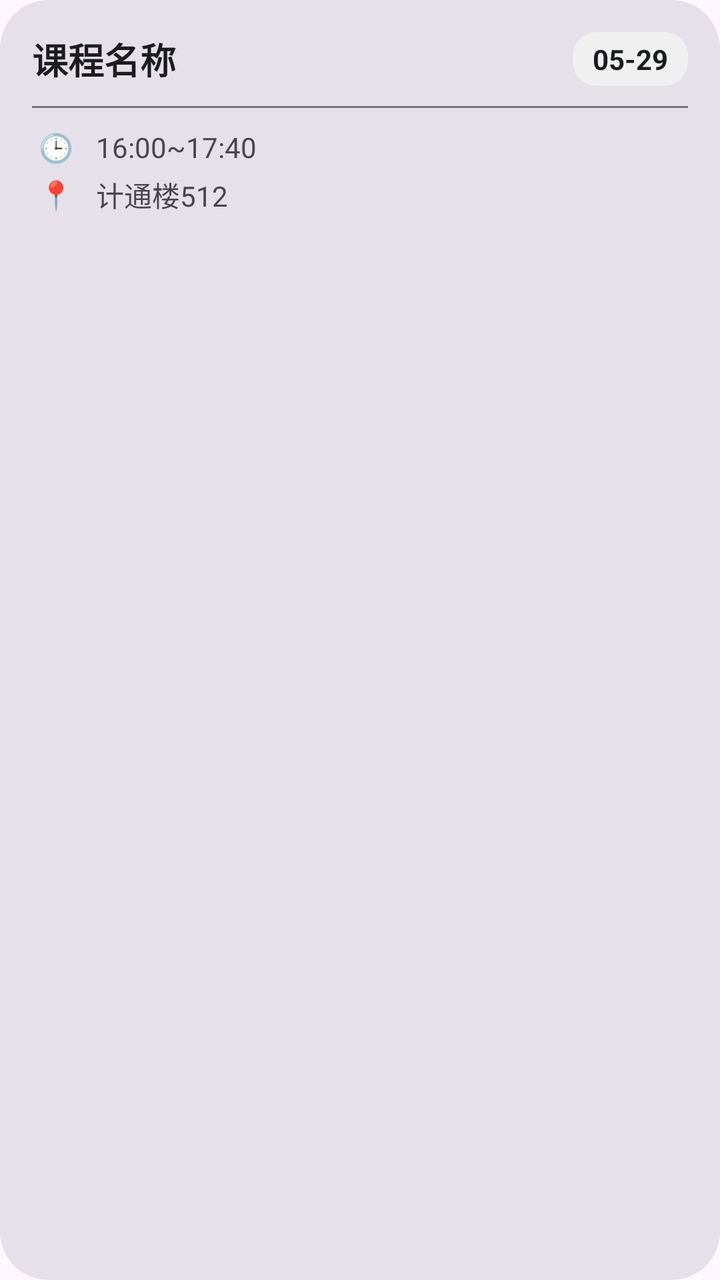
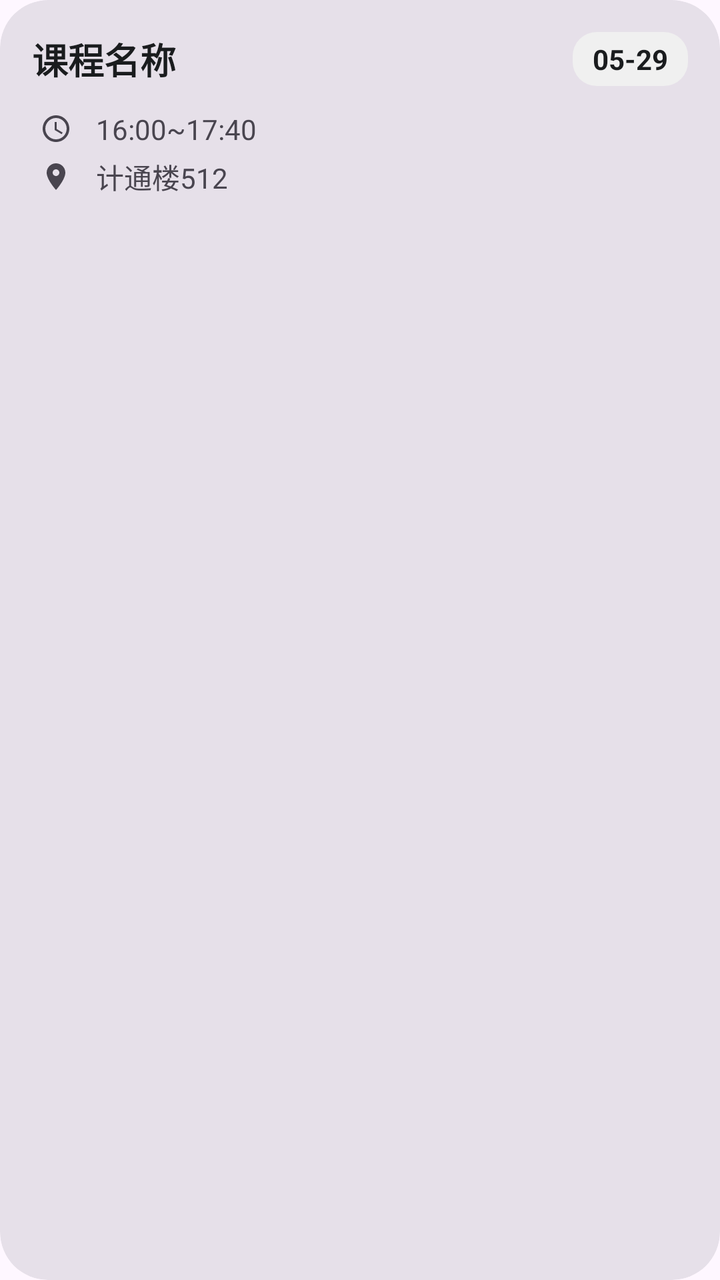

Screens rendered from an Android XML layout before and after an edit, with the pre-edit source and the edit as a unified diff.
<!-- AndroidManifest.xml: application theme Theme.MyApplication -->
<!-- res/layout/item_exam_card.xml -->
<?xml version="1.0" encoding="utf-8"?>
<com.google.android.material.card.MaterialCardView xmlns:android="http://schemas.android.com/apk/res/android"
    xmlns:app="http://schemas.android.com/apk/res-auto"
    style="@style/Widget.MyApplication.SettingsCard"
    android:layout_width="match_parent"
    android:layout_height="wrap_content"
    android:layout_marginBottom="12dp"
    android:clickable="true"
    android:focusable="true"
    android:foreground="?attr/selectableItemBackground">

    <LinearLayout
        android:layout_width="match_parent"
        android:layout_height="wrap_content"
        android:orientation="vertical"
        android:padding="16dp">

        
        <LinearLayout
            android:layout_width="match_parent"
            android:layout_height="wrap_content"
            android:gravity="center_vertical"
            android:orientation="horizontal">

            <TextView
                android:id="@+id/tvCourseName"
                android:layout_width="0dp"
                android:layout_height="wrap_content"
                android:layout_weight="1"
                android:text="课程名称"
                android:textSize="18sp"
                android:textStyle="bold"
                android:textColor="?attr/colorOnSurface" />

            <LinearLayout
                android:layout_width="wrap_content"
                android:layout_height="wrap_content"
                android:gravity="center"
                android:orientation="vertical">

                <TextView
                    android:id="@+id/tvExamDate"
                    android:layout_width="wrap_content"
                    android:layout_height="wrap_content"
                    android:background="@drawable/bg_exam_date"
                    android:paddingHorizontal="10dp"
                    android:paddingVertical="4dp"
                    android:text="05-29"
                    android:textColor="?attr/colorOnSurface"
                    android:textSize="14sp"
                    android:textStyle="bold" />

                <TextView
                    android:id="@+id/tvDaysRemaining"
                    android:layout_width="wrap_content"
                    android:layout_height="wrap_content"
                    android:layout_marginTop="4dp"
                    android:text="剩余 0 天"
                    android:textSize="11sp"
                    android:textStyle="bold"
                    android:visibility="gone" />
            </LinearLayout>
        </LinearLayout>

        
        <View
            android:layout_width="match_parent"
            android:layout_height="1dp"
            android:layout_marginVertical="10dp"
            android:background="?attr/colorOutline" />

        
        <LinearLayout
            android:layout_width="match_parent"
            android:layout_height="wrap_content"
            android:layout_marginBottom="4dp"
            android:gravity="center_vertical"
            android:orientation="horizontal">

            <TextView
                android:layout_width="24dp"
                android:layout_height="wrap_content"
                android:gravity="center"
                android:text="🕒"
                android:textSize="14sp" />

            <TextView
                android:id="@+id/tvExamTime"
                android:layout_width="wrap_content"
                android:layout_height="wrap_content"
                android:layout_marginStart="8dp"
                android:text="16:00~17:40"
                android:textColor="?attr/colorOnSurfaceVariant"
                android:textSize="14sp" />
        </LinearLayout>

        <LinearLayout
            android:layout_width="match_parent"
            android:layout_height="wrap_content"
            android:gravity="center_vertical"
            android:orientation="horizontal">

            <TextView
                android:layout_width="24dp"
                android:layout_height="wrap_content"
                android:gravity="center"
                android:text="📍"
                android:textSize="14sp" />

            <TextView
                android:id="@+id/tvExamLocation"
                android:layout_width="wrap_content"
                android:layout_height="wrap_content"
                android:layout_marginStart="8dp"
                android:text="计通楼512"
                android:textColor="?attr/colorOnSurfaceVariant"
                android:textSize="14sp" />
        </LinearLayout>
    </LinearLayout>

</com.google.android.material.card.MaterialCardView>
<!-- resources referenced by this layout -->
<resources>
  <!-- drawable bg_exam_date (drawable) -->
  <?xml version="1.0" encoding="utf-8"?>
  <shape xmlns:android="http://schemas.android.com/apk/res/android"
      android:shape="rectangle">
      <corners android:radius="12dp" />
      <solid android:color="#F0F0F0" />
  </shape>
  <style name="Widget.MyApplication.SettingsCard" parent="Widget.Material3.CardView.Filled">
          <item name="cardCornerRadius">24dp</item>
          <item name="cardElevation">0dp</item>
      </style>
  <style name="Theme.MyApplication" parent="Theme.Material3.DayNight.NoActionBar">
          <item name="windowActionModeOverlay">true</item>
          <item name="android:windowActionModeOverlay">true</item>
          <item name="android:statusBarColor">@android:color/transparent</item>
          <item name="android:navigationBarColor">@android:color/transparent</item>
          <item name="colorPrimary">@color/brand_primary</item>
          <item name="colorOnPrimary">@color/brand_on_primary</item>
          <item name="colorPrimaryContainer">@color/brand_primary_container</item>
          <item name="colorOnPrimaryContainer">@color/brand_on_primary_container</item>
          <item name="colorSecondary">@color/brand_secondary</item>
          <item name="colorOnSecondary">@color/brand_on_secondary</item>
          <item name="colorSecondaryContainer">@color/brand_secondary_container</item>
          <item name="colorOnSecondaryContainer">@color/brand_on_secondary_container</item>
          <item name="colorSurface">@color/brand_surface</item>
          <item name="colorOnSurface">@color/brand_on_surface</item>
          <item name="colorSurfaceVariant">@color/brand_surface_variant</item>
          <item name="materialAlertDialogTheme">@style/ThemeOverlay.MyApplication.MaterialAlertDialog</item>
      </style>
  <color name="brand_primary">#2A5D9F</color>
  <color name="brand_on_primary">#FFFFFFFF</color>
  <color name="brand_primary_container">#D6E3FF</color>
  <color name="brand_on_primary_container">#001B3F</color>
  <color name="brand_secondary">#4D607D</color>
  <color name="brand_on_secondary">#FFFFFFFF</color>
  <color name="brand_secondary_container">#D4E4FF</color>
  <color name="brand_on_secondary_container">#071C36</color>
  <color name="brand_surface">#FCFCFF</color>
  <color name="brand_on_surface">#1A1C1E</color>
  <color name="brand_surface_variant">#E0E2EC</color>
  <style name="ThemeOverlay.MyApplication.MaterialAlertDialog" parent="ThemeOverlay.Material3.MaterialAlertDialog">
          <item name="colorPrimary">?attr/colorPrimary</item>
          <item name="colorSecondary">?attr/colorSecondary</item>
      </style>
</resources>

<!-- the commit's change to res/layout/item_exam_card.xml (unified diff, before → after) -->
@@ -63,26 +63,20 @@
         </LinearLayout>
 
         
-        <View
-            android:layout_width="match_parent"
-            android:layout_height="1dp"
-            android:layout_marginVertical="10dp"
-            android:background="?attr/colorOutline" />
-
-        
         <LinearLayout
             android:layout_width="match_parent"
             android:layout_height="wrap_content"
+            android:layout_marginTop="12dp"
             android:layout_marginBottom="4dp"
             android:gravity="center_vertical"
             android:orientation="horizontal">
 
-            <TextView
+            <ImageView
                 android:layout_width="24dp"
-                android:layout_height="wrap_content"
-                android:gravity="center"
-                android:text="🕒"
-                android:textSize="14sp" />
+                android:layout_height="16dp"
+                android:scaleType="centerInside"
+                android:src="@drawable/ic_agenda_time_24"
+                app:tint="?attr/colorOnSurfaceVariant" />
 
             <TextView
                 android:id="@+id/tvExamTime"
@@ -100,12 +94,12 @@
             android:gravity="center_vertical"
             android:orientation="horizontal">
 
-            <TextView
+            <ImageView
                 android:layout_width="24dp"
-                android:layout_height="wrap_content"
-                android:gravity="center"
-                android:text="📍"
-                android:textSize="14sp" />
+                android:layout_height="16dp"
+                android:scaleType="centerInside"
+                android:src="@drawable/ic_agenda_location_24"
+                app:tint="?attr/colorOnSurfaceVariant" />
 
             <TextView
                 android:id="@+id/tvExamLocation"
<!-- resource entries referenced after the edit -->
@@ -7,6 +7,28 @@
       <corners android:radius="12dp" />
       <solid android:color="#F0F0F0" />
   </shape>
+  <!-- drawable ic_agenda_location_24 (drawable) -->
+  <?xml version="1.0" encoding="utf-8"?>
+  <vector xmlns:android="http://schemas.android.com/apk/res/android"
+      android:width="24dp"
+      android:height="24dp"
+      android:viewportWidth="24"
+      android:viewportHeight="24">
+      <path
+          android:fillColor="#FF000000"
+          android:pathData="M12,2C8.13,2 5,5.13 5,9c0,5.25 7,13 7,13s7,-7.75 7,-13c0,-3.87 -3.13,-7 -7,-7zM12,11.5c-1.38,0 -2.5,-1.12 -2.5,-2.5s1.12,-2.5 2.5,-2.5 2.5,1.12 2.5,2.5 -1.12,2.5 -2.5,2.5z" />
+  </vector>
+  <!-- drawable ic_agenda_time_24 (drawable) -->
+  <?xml version="1.0" encoding="utf-8"?>
+  <vector xmlns:android="http://schemas.android.com/apk/res/android"
+      android:width="24dp"
+      android:height="24dp"
+      android:viewportWidth="24"
+      android:viewportHeight="24">
+      <path
+          android:fillColor="#FF000000"
+          android:pathData="M12,2C6.48,2 2,6.48 2,12s4.48,10 10,10 10,-4.48 10,-10S17.52,2 12,2zM12,20c-4.41,0 -8,-3.59 -8,-8s3.59,-8 8,-8 8,3.59 8,8 -3.59,8 -8,8zM12.5,7H11v6l5.25,3.15 0.75,-1.23 -4.5,-2.67z" />
+  </vector>
   <style name="Widget.MyApplication.SettingsCard" parent="Widget.Material3.CardView.Filled">
           <item name="cardCornerRadius">24dp</item>
           <item name="cardElevation">0dp</item>
